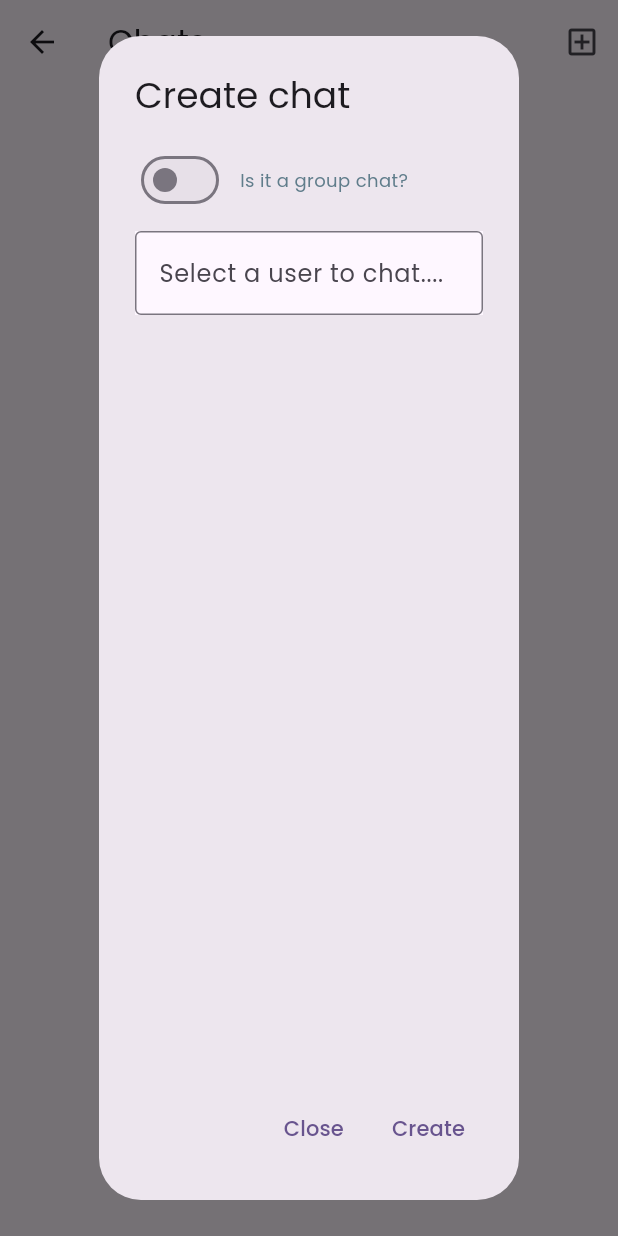
After one commit to NabinGrz/Chat-App-With-Flutter, a Flutter app: the ChatListPage screen opened by its route, after a tap on the "add box" icon, on a phone screen of 412 x 824 dp. The commit adds this screen. Run offline on Flutter 3.47's test engine with Material 3 defaults, Android fonts, the phone set to English and light mode, and no system bars; drawn by our look-alikes of flutter_typeahead; our stand-ins replace dio, freezed_annotation, google_fonts, hooks_riverpod, shared_preferences, socket_io_client; accounts and stored records are empty; network calls fail.

Commit message:
create chat issue fixing on progress

```diff
--- a/lib/chat_list/domain/repositories/chat_list_repository.dart
+++ b/lib/chat_list/domain/repositories/chat_repository.dart
@@ -1,5 +1,6 @@
 import 'package:flutter_chat_app/core/typedef/app_typedef.dart';
 
-abstract class ChatListRepository {
+abstract class ChatRepository {
   Future<ChatListData> getAllChats();
+  Future<int> createChats();
 }
--- /dev/null
+++ b/lib/chat_list/domain/usecase/get_all_chat_list_usecase.dart
@@ -0,0 +1,14 @@
+import 'dart:async';
+
+import 'package:flutter_chat_app/chat_list/domain/repositories/chat_repository.dart';
+import 'package:flutter_chat_app/core/typedef/app_typedef.dart';
+
+class GetAllChatListUseCase {
+  final ChatRepository chatRepository;
+
+  GetAllChatListUseCase({required this.chatRepository});
+
+  Future<ChatListData> execute() async {
+    return await chatRepository.getAllChats();
+  }
+}
--- a/lib/chat_list/presentation/providers/chat_list_providers.dart
+++ b/lib/chat_list/presentation/providers/chat_providers.dart
@@ -2,11 +2,11 @@ import 'dart:async';
 import 'package:collection/collection.dart';
 import 'package:dio/dio.dart';
 import 'package:flutter/material.dart';
-import 'package:flutter_chat_app/chat_list/data/datasources/chat_list_data_source.dart';
+import 'package:flutter_chat_app/chat_list/data/datasources/chat_data_source.dart';
 import 'package:flutter_chat_app/chat_list/data/models/message_reponse.dart';
-import 'package:flutter_chat_app/chat_list/data/repositories/chat_list_repository_impl.dart';
-import 'package:flutter_chat_app/chat_list/domain/repositories/chat_list_repository.dart';
-import 'package:flutter_chat_app/chat_list/domain/usecase/chat_list_usecase.dart';
+import 'package:flutter_chat_app/chat_list/data/repositories/chat_repository_impl.dart';
+import 'package:flutter_chat_app/chat_list/domain/repositories/chat_repository.dart';
+import 'package:flutter_chat_app/chat_list/domain/usecase/get_all_chat_list_usecase.dart';
 import 'package:flutter_chat_app/main.dart';
 import 'package:flutter_chat_app/shared/usecase/socket_usecase.dart';
 import 'package:hooks_riverpod/hooks_riverpod.dart';
@@ -14,18 +14,23 @@ import 'package:hooks_riverpod/hooks_riverpod.dart';
 import '../../../core/constants/socket_events.dart';
 import '../../data/models/chat_reponse.dart';
 import '../../domain/state/chat_list_state.dart';
+import '../../domain/usecase/create_chat_usecase.dart';
 
-final chatListDataSourceProvider = Provider<ChatListDataSource>(
-    (ref) => ChatListDataSourceImpl(dioClient: Dio()));
+final chatDataSourceProvider =
+    Provider<ChatDataSource>((ref) => ChatDataSourceImpl(dioClient: Dio()));
 
-final chatListRepositoryProvider = Provider<ChatListRepository>((ref) {
-  final chatListDataSource = ref.watch(chatListDataSourceProvider);
-  return ChatListRepositoryImpl(chatListDataSource: chatListDataSource);
+final chatRepositoryProvider = Provider<ChatRepository>((ref) {
+  final chatDataSource = ref.watch(chatDataSourceProvider);
+  return ChatRepositoryImpl(chatDataSource: chatDataSource);
 });
 
-final useCaseProvider = Provider<GetAllChatListUseCase>((ref) {
-  final repo = ref.watch(chatListRepositoryProvider);
-  return GetAllChatListUseCase(chatListRepository: repo);
+final getAllChatUseCaseProvider = Provider<GetAllChatListUseCase>((ref) {
+  final repo = ref.watch(chatRepositoryProvider);
+  return GetAllChatListUseCase(chatRepository: repo);
+});
+final createChatUseCaseProvider = Provider<CreateChatUseCase>((ref) {
+  final repo = ref.watch(chatRepositoryProvider);
+  return CreateChatUseCase(chatRepository: repo);
 });
 
 //! Very very important: AUTO Dispose the provider as well to dispose the Socket Usecase*/
@@ -43,14 +48,17 @@ final chatSocketUseCaseProvider =
 final chatListProvider =
     StateNotifierProvider.autoDispose<ChatListNotifier, ChatListState>((ref) {
   return ChatListNotifier(
-      ref.read(useCaseProvider), ref.read(chatSocketUseCaseProvider));
+      ref.read(getAllChatUseCaseProvider), ref.read(chatSocketUseCaseProvider));
 });
 
 class ChatListNotifier extends StateNotifier<ChatListState> {
-  final GetAllChatListUseCase useCase;
+  final GetAllChatListUseCase getAllChatUseCase;
   final ChatSocketUseCase socketUseCase;
-  ChatListNotifier(this.useCase, this.socketUseCase)
-      : super(ChatListState.initial()) {
+
+  ChatListNotifier(
+    this.getAllChatUseCase,
+    this.socketUseCase,
+  ) : super(ChatListState.initial()) {
     getAllChatList().then((value) => addChatList(state.data?.data?.data));
 
     //! Overall, this approach ensures that the 'socket-related initialization code' executes after the provider
@@ -79,7 +87,7 @@ class ChatListNotifier extends StateNotifier<ChatListState> {
   Future<void> getAllChatList() async {
     state = state.copyWith(
         state: ChatListAllState.loading, data: null, isLoading: true);
-    final data = await useCase.execute();
+    final data = await getAllChatUseCase.execute();
     if (data.data?.statusCode == 200 || data.data?.statusCode == 201) {
       state = state.copyWith(
         state: ChatListAllState.fetchedAllProducts,
@@ -138,8 +146,6 @@ class ChatListNotifier extends StateNotifier<ChatListState> {
                 "-";
             int index = chats.indexWhere((e) => e.id == foundChatId);
             if (index >= 0) {
-              // chats[index].copyWith(
-              // lastMessage: newMessage, isNewChat: true, newChatCount: 1);
               chats[index].lastMessage = newMessage;
               chats[index].isNewChat = true;
               chats[index].newChatCount += 1;
@@ -168,3 +174,27 @@ class ChatListNotifier extends StateNotifier<ChatListState> {
     );
   }
 }
+
+final createChatProvider = ChangeNotifierProvider<CreateChatNotifier>((ref) {
+  final notifier = ref.read(chatListProvider.notifier);
+  return CreateChatNotifier(
+      createChatUseCase: ref.read(createChatUseCaseProvider),
+      notifier: notifier);
+});
+
+class CreateChatNotifier extends ChangeNotifier {
+  final CreateChatUseCase createChatUseCase;
+  final ChatListNotifier notifier;
+
+  CreateChatNotifier({required this.notifier, required this.createChatUseCase});
+  bool isCreating = false;
+  bool isSuccess = false;
+  Future<void> createChat() async {
+    isCreating = true;
+    final statuseCode = await createChatUseCase.execute();
+    isCreating = true;
+    isSuccess = statuseCode == 200;
+    await notifier.getAllChatList();
+    notifyListeners();
+  }
+}
--- /dev/null
+++ b/lib/chat_list/presentation/widgets/create_chat_dialog.dart
@@ -0,0 +1,103 @@
+import 'package:flutter/material.dart';
+import 'package:flutter_typeahead/flutter_typeahead.dart';
+import 'package:hooks_riverpod/hooks_riverpod.dart';
+
+import '../providers/chat_providers.dart';
+
+List<String> testList = ["nabin", "subin", "gurung", "sumita"];
+
+class CreateChatDialog extends ConsumerWidget {
+  CreateChatDialog({super.key});
+  final isGroupChat = ValueNotifier(false);
+  @override
+  Widget build(BuildContext context, WidgetRef ref) {
+    final state = ref.watch(createChatProvider);
+    final notifier = ref.read(createChatProvider.notifier);
+    final chatListNotifier = ref.read(chatListProvider.notifier);
+    return Consumer(builder: (context, ref, child) {
+      return PopScope(
+        canPop: false,
+        child: AlertDialog.adaptive(
+          title: const Text("Create chat"),
+          content: state.isCreating
+              ? const Center(child: CircularProgressIndicator.adaptive())
+              : Column(
+                  crossAxisAlignment: CrossAxisAlignment.start,
+                  children: [
+                    Row(
+                      children: [
+                        ValueListenableBuilder<bool>(
+                          valueListenable: isGroupChat,
+                          builder: (context, value, child) {
+                            return Switch.adaptive(
+                                value: value,
+                                onChanged: (value) =>
+                                    isGroupChat.value = value);
+                          },
+                        ),
+                        const SizedBox(
+                          width: 10,
+                        ),
+                        const Text(
+                          "Is it a group chat?",
+                          style: TextStyle(
+                            fontSize: 12,
+                            color: Colors.blueGrey,
+                          ),
+                        )
+                      ],
+                    ),
+                    const SizedBox(
+                      height: 10,
+                    ),
+                    Material(
+                      child: TypeAheadField<String>(
+                        suggestionsCallback: (search) async {
+                          return testList
+                              .where((element) =>
+                                  element.contains(search) && search.isNotEmpty)
+                              .toList();
+                        },
+                        builder: (context, controller, focusNode) {
+                          return TextField(
+                              controller: controller,
+                              focusNode: focusNode,
+                              autofocus: false,
+                              decoration: const InputDecoration(
+                                hintText: "Select a user to chat....",
+                                border: OutlineInputBorder(),
+                                // labelText: 'User',
+                              ));
+                        },
+                        itemBuilder: (context, test) {
+                          return ListTile(
+                            title: Text(test),
+                          );
+                        },
+                        hideOnEmpty: true,
+                        onSelected: (name) {
+                          FocusScope.of(context).unfocus();
+                        },
+                      ),
+                    )
+                  ],
+                ),
+          actions: [
+            TextButton(
+              onPressed: () => Navigator.pop(context),
+              child: const Text("Close"),
+            ),
+            TextButton(
+              onPressed: () async {
+                await notifier.createChat();
+                // await chatListNotifier.getAllChatList();
+                Navigator.pop(context);
+              },
+              child: const Text("Create"),
+            ),
+          ],
+        ),
+      );
+    });
+  }
+}
--- a/lib/core/constants/api_endpoints.dart
+++ b/lib/core/constants/api_endpoints.dart
@@ -3,5 +3,6 @@ class Endpoints {
   static const baseUrl = "http://192.168.1.85:8080/api/v1";
   static const loginUrl = "$baseUrl/users/login";
   static const registerUrl = "$baseUrl/users/register";
-  static const chatListUrl = "$baseUrl/chat-app/chats";
+  static const chatsUrl = "$baseUrl/chat-app/chats";
+  static const chatUsersUrl = "$baseUrl/chat-app/chats/users";
 }
--- a/lib/login/data/datasources/login_data_source.dart
+++ b/lib/login/data/datasources/login_data_source.dart
@@ -27,8 +27,11 @@ class LoginDataSourceImpl implements LoginDataSource {
         final responseData = response.data;
         final sharedPreference = await SharedPreferences.getInstance();
         await sharedPreference.remove('accessToken');
+        await sharedPreference.remove('id');
         await sharedPreference.setString(
             'accessToken', responseData['data']['accessToken']);
+        await sharedPreference.setString(
+            'id', responseData['data']['user']['_id']);
         print(responseData['data']['accessToken']);
         return (SuccessfullLoginResponse.fromJson(responseData), null);
       } else {
--- /dev/null
+++ b/lib/shared/extensions/date_time_extensions.dart
@@ -0,0 +1,5 @@
+import 'package:intl/intl.dart';
+
+extension DateTimeToString on DateTime? {
+  time() => DateFormat.jm().format(this ?? DateTime.now());
+}
--- a/pubspec.yaml
+++ b/pubspec.yaml
@@ -41,6 +41,9 @@ dependencies:
   shared_preferences: ^2.2.2
   socket_io_client: ^2.0.3+1
   rxdart: ^0.27.7
+  intl: ^0.19.0
+  google_fonts: ^6.1.0
+  flutter_typeahead: ^5.1.0
 
 
 dev_dependencies:
```
Also changed, not shown: lib/chat_list/data/datasources/chat_data_source.dart (renamed from lib/chat_list/data/datasources/chat_list_data_source.dart, +24 -5 lines), lib/chat_list/data/models/chat_reponse.dart (+21 -27 lines), lib/chat_list/data/repositories/chat_list_repository_impl.dart (deleted, +0 -14 lines), lib/chat_list/data/repositories/chat_repository_impl.dart (added, +19 -0 lines), lib/chat_list/domain/usecase/chat_list_usecase.dart (deleted, +0 -14 lines), lib/chat_list/domain/usecase/create_chat_usecase.dart (added, +13 -0 lines), lib/chat_list/presentation/chat_list_page.dart (+22 -44 lines), lib/chat_list/presentation/widgets/chat_widget.dart (added, +114 -0 lines), lib/main.dart (+4 -3 lines), pubspec.lock, 2 other files.
